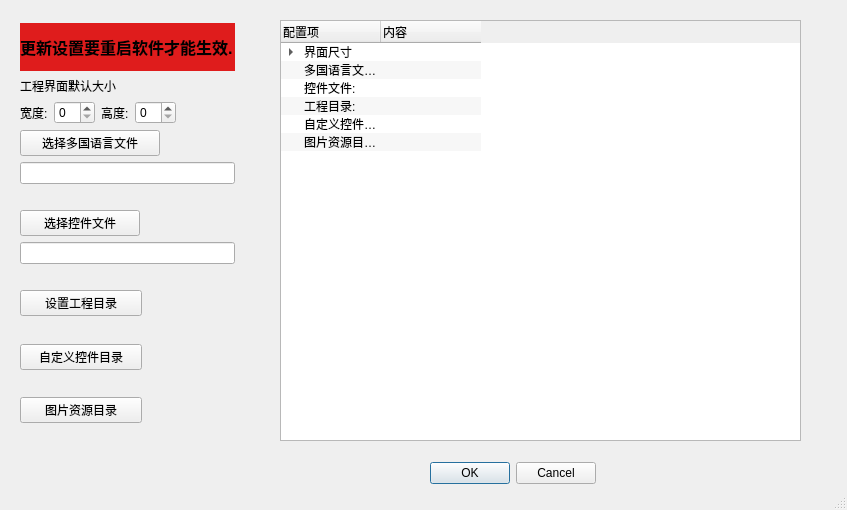
Above: globalset.ui from yjdwbj/ui-tools before the change. Below: the same form after it.
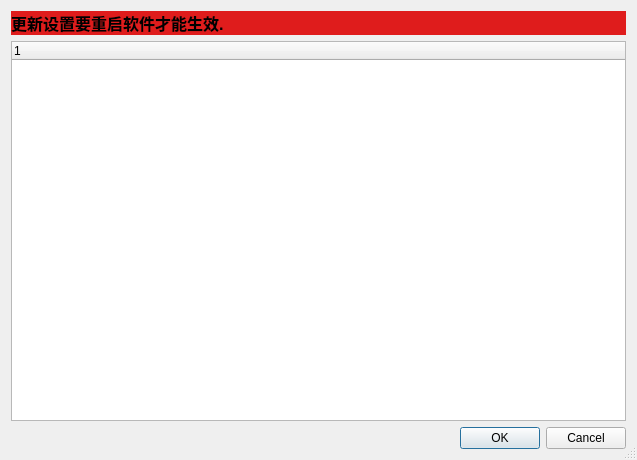
That is the form after the change. Icons and pictures are not drawn.

Diff of the .ui file:
```diff
--- a/globalset.ui
+++ b/globalset.ui
@@ -6,8 +6,8 @@
    <rect>
     <x>0</x>
     <y>0</y>
-    <width>847</width>
-    <height>510</height>
+    <width>637</width>
+    <height>460</height>
    </rect>
   </property>
   <property name="windowTitle">
@@ -19,378 +19,47 @@
   <property name="modal">
    <bool>false</bool>
   </property>
-  <widget class="QDialogButtonBox" name="buttonBox">
-   <property name="geometry">
-    <rect>
-     <x>420</x>
-     <y>460</y>
-     <width>176</width>
-     <height>27</height>
-    </rect>
-   </property>
-   <property name="orientation">
-    <enum>Qt::Horizontal</enum>
-   </property>
-   <property name="standardButtons">
-    <set>QDialogButtonBox::Cancel|QDialogButtonBox::Ok</set>
-   </property>
-  </widget>
-  <widget class="QWidget" name="layoutWidget">
-   <property name="geometry">
-    <rect>
-     <x>20</x>
-     <y>23</y>
-     <width>215</width>
-     <height>422</height>
-    </rect>
-   </property>
-   <layout class="QVBoxLayout" name="verticalLayout_4">
-    <item>
-     <widget class="QLabel" name="label_4">
-      <property name="font">
-       <font>
-        <pointsize>12</pointsize>
-        <weight>75</weight>
-        <bold>true</bold>
-       </font>
-      </property>
-      <property name="autoFillBackground">
-       <bool>false</bool>
-      </property>
-      <property name="styleSheet">
-       <string notr="true">background-color: rgb(223, 28, 28);</string>
-      </property>
+  <layout class="QVBoxLayout" name="verticalLayout">
+   <item>
+    <widget class="QLabel" name="label_4">
+     <property name="font">
+      <font>
+       <pointsize>12</pointsize>
+       <weight>75</weight>
+       <bold>true</bold>
+      </font>
+     </property>
+     <property name="autoFillBackground">
+      <bool>false</bool>
+     </property>
+     <property name="styleSheet">
+      <string notr="true">background-color: rgb(223, 28, 28);</string>
+     </property>
+     <property name="text">
+      <string>更新设置要重启软件才能生效.</string>
+     </property>
+    </widget>
+   </item>
+   <item>
+    <widget class="QTreeWidget" name="treeWidget">
+     <column>
       <property name="text">
-       <string>更新设置要重启软件才能生效.</string>
+       <string notr="true">1</string>
       </property>
-     </widget>
-    </item>
-    <item>
-     <layout class="QVBoxLayout" name="verticalLayout_3">
-      <item>
-       <widget class="QLabel" name="label_3">
-        <property name="text">
-         <string>工程界面默认大小</string>
-        </property>
-       </widget>
-      </item>
-      <item>
-       <layout class="QHBoxLayout" name="horizontalLayout_3">
-        <item>
-         <layout class="QHBoxLayout" name="horizontalLayout_2">
-          <item>
-           <widget class="QLabel" name="label">
-            <property name="text">
-             <string>宽度:</string>
-            </property>
-           </widget>
-          </item>
-          <item>
-           <widget class="QSpinBox" name="prj_width"/>
-          </item>
-         </layout>
-        </item>
-        <item>
-         <layout class="QHBoxLayout" name="horizontalLayout">
-          <item>
-           <widget class="QLabel" name="label_2">
-            <property name="text">
-             <string>高度:</string>
-            </property>
-           </widget>
-          </item>
-          <item>
-           <widget class="QSpinBox" name="prj_height"/>
-          </item>
-          <item>
-           <spacer name="horizontalSpacer">
-            <property name="orientation">
-             <enum>Qt::Horizontal</enum>
-            </property>
-            <property name="sizeHint" stdset="0">
-             <size>
-              <width>40</width>
-              <height>20</height>
-             </size>
-            </property>
-           </spacer>
-          </item>
-         </layout>
-        </item>
-       </layout>
-      </item>
-     </layout>
-    </item>
-    <item>
-     <layout class="QVBoxLayout" name="verticalLayout">
-      <item>
-       <widget class="QPushButton" name="open_mlang">
-        <property name="maximumSize">
-         <size>
-          <width>140</width>
-          <height>27</height>
-         </size>
-        </property>
-        <property name="toolTip">
-         <string>&lt;html&gt;&lt;head/&gt;&lt;body&gt;&lt;p&gt;选择一个正确的多国语言文件,可以是office 2003的xls格式文,也可以选择自已导出的UTF8编码的 CSV 文本文件,分号(;)间隔.&lt;/p&gt;&lt;/body&gt;&lt;/html&gt;</string>
-        </property>
-        <property name="text">
-         <string>选择多国语言文件</string>
-        </property>
-        <property name="icon">
-         <iconset resource="icons.qrc">
-          <normaloff>:/icon/icons/document-open.png</normaloff>:/icon/icons/document-open.png</iconset>
-        </property>
-       </widget>
-      </item>
-      <item>
-       <widget class="QLineEdit" name="prjmlang_view">
-        <property name="readOnly">
-         <bool>true</bool>
-        </property>
-       </widget>
-      </item>
-      <item>
-       <widget class="QLabel" name="filestatus">
-        <property name="text">
-         <string/>
-        </property>
-       </widget>
-      </item>
-     </layout>
-    </item>
-    <item>
-     <layout class="QVBoxLayout" name="verticalLayout_2">
-      <item>
-       <widget class="QPushButton" name="open_prjjson">
-        <property name="maximumSize">
-         <size>
-          <width>120</width>
-          <height>27</height>
-         </size>
-        </property>
-        <property name="toolTip">
-         <string>选择一个正确控件模版文件</string>
-        </property>
-        <property name="text">
-         <string>选择控件文件</string>
-        </property>
-        <property name="icon">
-         <iconset resource="icons.qrc">
-          <normaloff>:/icon/icons/document-open.png</normaloff>:/icon/icons/document-open.png</iconset>
-        </property>
-       </widget>
-      </item>
-      <item>
-       <widget class="QLineEdit" name="prjjson_view">
-        <property name="readOnly">
-         <bool>true</bool>
-        </property>
-       </widget>
-      </item>
-      <item>
-       <widget class="QLabel" name="filestatus_2">
-        <property name="text">
-         <string/>
-        </property>
-       </widget>
-      </item>
-     </layout>
-    </item>
-    <item>
-     <layout class="QVBoxLayout" name="verticalLayout_5">
-      <property name="sizeConstraint">
-       <enum>QLayout::SetFixedSize</enum>
-      </property>
-      <item>
-       <widget class="QPushButton" name="open_prjdir">
-        <property name="maximumSize">
-         <size>
-          <width>122</width>
-          <height>16777215</height>
-         </size>
-        </property>
-        <property name="toolTip">
-         <string>设置默认的工程保存的目录</string>
-        </property>
-        <property name="text">
-         <string>设置工程目录</string>
-        </property>
-        <property name="icon">
-         <iconset resource="icons.qrc">
-          <normaloff>:/icon/icons/fileopen.png</normaloff>:/icon/icons/fileopen.png</iconset>
-        </property>
-       </widget>
-      </item>
-      <item>
-       <widget class="QLabel" name="prjdir_view">
-        <property name="text">
-         <string/>
-        </property>
-       </widget>
-      </item>
-     </layout>
-    </item>
-    <item>
-     <layout class="QVBoxLayout" name="verticalLayout_6">
-      <property name="sizeConstraint">
-       <enum>QLayout::SetFixedSize</enum>
-      </property>
-      <item>
-       <widget class="QPushButton" name="open_custom_com">
-        <property name="maximumSize">
-         <size>
-          <width>122</width>
-          <height>16777215</height>
-         </size>
-        </property>
-        <property name="toolTip">
-         <string>设置自定义控件目录</string>
-        </property>
-        <property name="text">
-         <string>自定义控件目录</string>
-        </property>
-        <property name="icon">
-         <iconset resource="icons.qrc">
-          <normaloff>:/icon/icons/fileopen.png</normaloff>:/icon/icons/fileopen.png</iconset>
-        </property>
-       </widget>
-      </item>
-      <item>
-       <widget class="QLabel" name="prj_com_view">
-        <property name="text">
-         <string/>
-        </property>
-       </widget>
-      </item>
-     </layout>
-    </item>
-    <item>
-     <layout class="QVBoxLayout" name="verticalLayout_7">
-      <property name="sizeConstraint">
-       <enum>QLayout::SetFixedSize</enum>
-      </property>
-      <item>
-       <widget class="QPushButton" name="open_image_dir">
-        <property name="maximumSize">
-         <size>
-          <width>122</width>
-          <height>16777215</height>
-         </size>
-        </property>
-        <property name="toolTip">
-         <string>设置工程图片资源位置</string>
-        </property>
-        <property name="text">
-         <string>图片资源目录</string>
-        </property>
-        <property name="icon">
-         <iconset resource="icons.qrc">
-          <normaloff>:/icon/icons/fileopen.png</normaloff>:/icon/icons/fileopen.png</iconset>
-        </property>
-       </widget>
-      </item>
-      <item>
-       <widget class="QLabel" name="prjimg_view">
-        <property name="text">
-         <string/>
-        </property>
-       </widget>
-      </item>
-     </layout>
-    </item>
-   </layout>
-  </widget>
-  <widget class="QTreeWidget" name="treeWidget">
-   <property name="geometry">
-    <rect>
-     <x>280</x>
-     <y>20</y>
-     <width>521</width>
-     <height>421</height>
-    </rect>
-   </property>
-   <property name="alternatingRowColors">
-    <bool>true</bool>
-   </property>
-   <attribute name="headerStretchLastSection">
-    <bool>false</bool>
-   </attribute>
-   <column>
-    <property name="text">
-     <string>配置项</string>
-    </property>
-   </column>
-   <column>
-    <property name="text">
-     <string>内容</string>
-    </property>
-   </column>
+     </column>
+    </widget>
+   </item>
    <item>
-    <property name="text">
-     <string>界面尺寸</string>
-    </property>
-    <property name="text">
-     <string/>
-    </property>
-    <property name="toolTip">
-     <string extracomment="新建界面的大小"/>
-    </property>
-    <item>
-     <property name="text">
-      <string>宽:</string>
+    <widget class="QDialogButtonBox" name="buttonBox">
+     <property name="orientation">
+      <enum>Qt::Horizontal</enum>
      </property>
-    </item>
-    <item>
-     <property name="text">
-      <string>高:</string>
+     <property name="standardButtons">
+      <set>QDialogButtonBox::Cancel|QDialogButtonBox::Ok</set>
      </property>
-    </item>
+    </widget>
    </item>
-   <item>
-    <property name="text">
-     <string>多国语言文件:</string>
-    </property>
-    <property name="text">
-     <string/>
-    </property>
-    <property name="toolTip">
-     <string extracomment="多国语言文件,office2003版本的xls,或者是UTF8格式,间隔为分号(;)的CSV文本文件."/>
-    </property>
-   </item>
-   <item>
-    <property name="text">
-     <string>控件文件:</string>
-    </property>
-    <property name="toolTip">
-     <string extracomment="原始的模版控件文件,json格式."/>
-    </property>
-   </item>
-   <item>
-    <property name="text">
-     <string>工程目录:</string>
-    </property>
-    <property name="toolTip">
-     <string extracomment="工程保存的目录,默认是程序运行目录."/>
-    </property>
-   </item>
-   <item>
-    <property name="text">
-     <string>自定义控件目录:</string>
-    </property>
-    <property name="toolTip">
-     <string extracomment="自定义的模版控件目录,默认是widgets目录."/>
-    </property>
-   </item>
-   <item>
-    <property name="text">
-     <string>图片资源目录:</string>
-    </property>
-    <property name="toolTip">
-     <string extracomment="工程中要用到的图片资源目录,默认是 images"/>
-    </property>
-   </item>
-  </widget>
+  </layout>
  </widget>
  <resources>
   <include location="icons.qrc"/>
```
Left out of the diff: 4 changed lines with no effect on the pictures.
